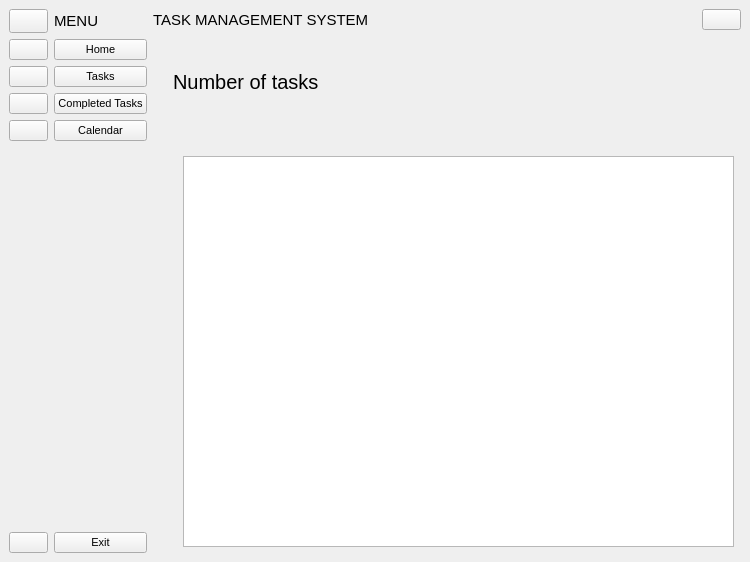
The window that ui/interface.ui (VicMbugua/TaskManagementSystem) describes before a commit, drawn with Qt 5.
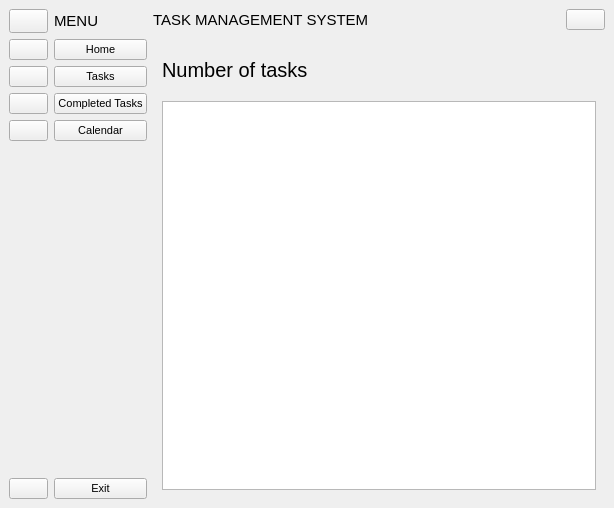
The same window after the commit. The open tabs and pages were chosen to show the change. Icons and pictures are not drawn.

What changed in the file:
```diff
--- a/ui/interface.ui
+++ b/ui/interface.ui
@@ -6,8 +6,8 @@
    <rect>
     <x>0</x>
     <y>0</y>
-    <width>750</width>
-    <height>562</height>
+    <width>614</width>
+    <height>508</height>
    </rect>
   </property>
   <property name="font">
@@ -241,6 +241,9 @@
                 <iconset resource="resources.qrc">
                  <normaloff>:/icons/icons/211650_close_circled_icon.svg</normaloff>:/icons/icons/211650_close_circled_icon.svg</iconset>
                </property>
+               <property name="autoDefault">
+                <bool>true</bool>
+               </property>
               </widget>
              </item>
             </layout>
@@ -357,6 +360,9 @@
                 <iconset resource="resources.qrc">
                  <normaloff>:/icons/icons/211650_close_circled_icon.svg</normaloff>:/icons/icons/211650_close_circled_icon.svg</iconset>
                </property>
+               <property name="autoDefault">
+                <bool>true</bool>
+               </property>
               </widget>
              </item>
             </layout>
@@ -438,6 +444,9 @@
              <iconset resource="resources.qrc">
               <normaloff>:/icons/icons/1564534_customer_man_user_account_profile_icon.svg</normaloff>:/icons/icons/1564534_customer_man_user_account_profile_icon.svg</iconset>
             </property>
+            <property name="autoDefault">
+             <bool>true</bool>
+            </property>
            </widget>
           </item>
          </layout>
@@ -449,14 +458,22 @@
           <number>2</number>
          </property>
          <widget class="QWidget" name="home_page">
+          <layout class="QVBoxLayout" name="verticalLayout_7">
+           <item>
+            <layout class="QHBoxLayout" name="horizontalLayout_8">
+             <item>
           <widget class="QLabel" name="no_of_tasks">
-           <property name="geometry">
-            <rect>
-             <x>20</x>
-             <y>20</y>
-             <width>331</width>
-             <height>51</height>
-            </rect>
+               <property name="sizePolicy">
+                <sizepolicy hsizetype="Fixed" vsizetype="Preferred">
+                 <horstretch>0</horstretch>
+                 <verstretch>0</verstretch>
+                </sizepolicy>
+               </property>
+               <property name="minimumSize">
+                <size>
+                 <width>0</width>
+                 <height>50</height>
+                </size>
            </property>
            <property name="font">
             <font>
@@ -467,16 +484,30 @@
             <string>Number of tasks</string>
            </property>
           </widget>
+             </item>
+             <item>
+              <spacer name="horizontalSpacer_5">
+               <property name="orientation">
+                <enum>Qt::Horizontal</enum>
+               </property>
+               <property name="sizeHint" stdset="0">
+                <size>
+                 <width>40</width>
+                 <height>20</height>
+                </size>
+               </property>
+              </spacer>
+             </item>
+            </layout>
+           </item>
+           <item>
           <widget class="QTableView" name="filtered_tasks">
-           <property name="geometry">
-            <rect>
-             <x>30</x>
-             <y>120</y>
-             <width>551</width>
-             <height>391</height>
-            </rect>
-           </property>
-          </widget>
+             <property name="tabKeyNavigation">
+              <bool>false</bool>
+             </property>
+            </widget>
+           </item>
+          </layout>
          </widget>
          <widget class="QWidget" name="tasks_page">
           <layout class="QVBoxLayout" name="verticalLayout_5">
```
Left out of the diff: 91 changed lines with no effect on the pictures. Lines whose indentation alone changed are shown as unchanged.
